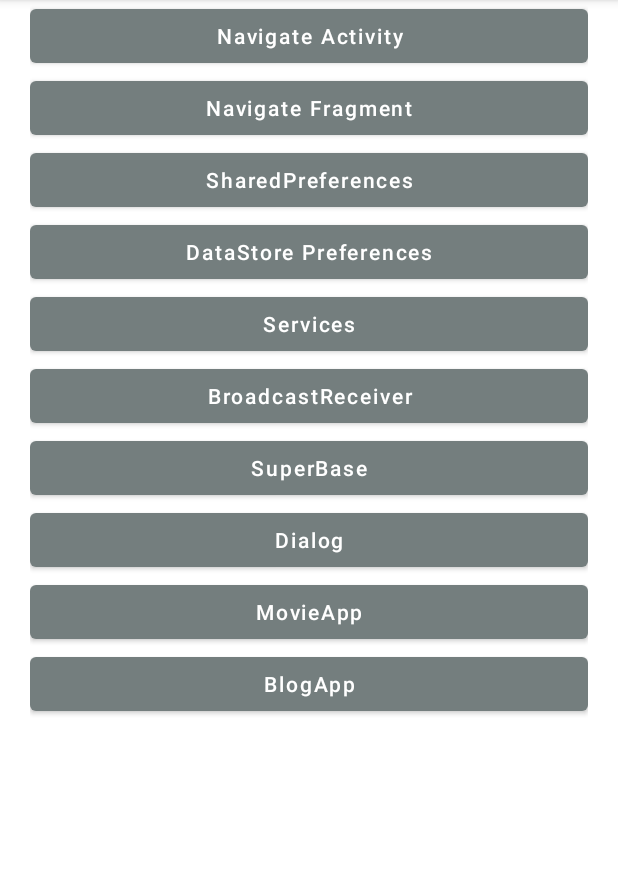
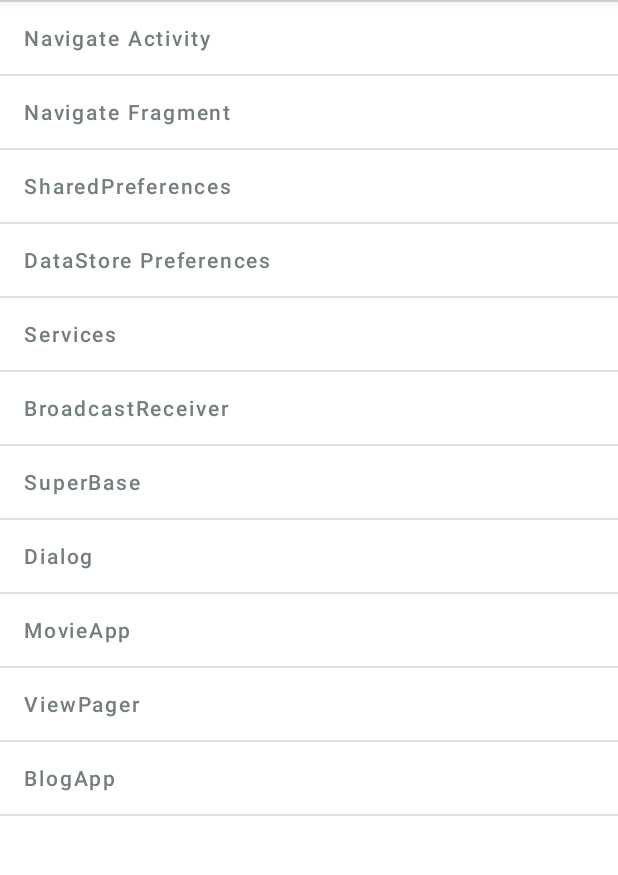
Before and after one commit to estevg/android-practices, an Android app: the screen it shows after launch (MainActivity), on a phone screen of 412 x 824 dp, the part 84-959 px from its top. Run offline under Robolectric (Android 15) with nearby library versions, the phone set to English and light mode, and no system bars.

Commit message:
Add Viewpager2

```diff
--- a/app/build.gradle
+++ b/app/build.gradle
@@ -37,6 +37,8 @@ android {
 }
 
 dependencies {
+    implementation 'com.google.android.material:material:1.8.0'
+
     implementation "org.jetbrains.kotlinx:kotlinx-serialization-json:1.4.1"
     implementation 'org.jetbrains.kotlinx:kotlinx-coroutines-android:1.6.4'
 
--- a/app/src/main/java/com/example/estudioandroid/MainActivity.kt
+++ b/app/src/main/java/com/example/estudioandroid/MainActivity.kt
@@ -11,6 +11,7 @@ import com.example.estudioandroid.databinding.ActivityMainBinding
 import com.example.estudioandroid.navigateActivity.MainNavigate
 import com.example.estudioandroid.services.ServiceActivity
 import com.example.estudioandroid.superbase.MainActivitySuperBase
+import com.example.estudioandroid.viewPager2.ViewPagerActivity
 
 class MainActivity : AppCompatActivity() {
 
@@ -28,8 +29,10 @@ class MainActivity : AppCompatActivity() {
         val btnBroadcastReceiver = binding.btnBroadCastReceiver
         val btnSuperBase = binding.btnSuperBase
         val btnDialog = binding.btnDialog
+        val viewPager = binding.ViewPager
 
 
+        viewPager.setOnClickListener { navigateViewPager() }
         btnSuperBase.setOnClickListener { navigateSuperBase() }
         btnDialog.setOnClickListener { navigateDialog() }
         btnBroadcastReceiver.setOnClickListener { navigateBroadCast() }
@@ -38,6 +41,10 @@ class MainActivity : AppCompatActivity() {
         btnNavigateActivity.setOnClickListener { navigateActivity() }
         btnSharedPreferences.setOnClickListener { navigateSharedPreferences() }
 
+    }
+
+    private fun navigateViewPager() {
+        startActivity(Intent(this, ViewPagerActivity::class.java))
     }
 
     private fun navigateDialog() {
--- a/app/src/main/res/layout/activity_main.xml
+++ b/app/src/main/res/layout/activity_main.xml
@@ -2,82 +2,160 @@
 <LinearLayout xmlns:android="http://schemas.android.com/apk/res/android"
     xmlns:app="http://schemas.android.com/apk/res-auto"
     xmlns:tools="http://schemas.android.com/tools"
+    android:layout_width="match_parent"
+    android:layout_height="match_parent"
     android:orientation="vertical"
-    android:layout_width="match_parent"
-    android:paddingHorizontal="20dp"
-    android:layout_marginHorizontal="20dp"
-    android:layout_height="match_parent"
     tools:context=".MainActivity">
+
+
+
+
+    <com.google.android.material.divider.MaterialDivider
+        android:layout_width="wrap_content"
+        android:layout_height="wrap_content" />
 
     <Button
         android:id="@+id/NavigateActivity"
-        android:textColorHint="@color/white"
+        android:layout_width="match_parent"
+        android:layout_height="wrap_content"
+        android:background="@color/transparent"
         android:hint="@string/navigate_activity"
-        android:layout_width="match_parent"
+        android:textAlignment="textStart"
+        android:textColorHint="@color/purple_500" />
+
+    <com.google.android.material.divider.MaterialDivider
+        android:layout_width="wrap_content"
         android:layout_height="wrap_content" />
 
     <Button
         android:id="@+id/Fragment"
-        android:textColorHint="@color/white"
+        android:layout_width="match_parent"
+        android:layout_height="wrap_content"
+        android:background="@color/transparent"
         android:hint="@string/navigate_fragment"
-        android:layout_width="match_parent"
+        android:textAlignment="textStart"
+        android:textColorHint="@color/purple_500"/>
+
+    <com.google.android.material.divider.MaterialDivider
+        android:layout_width="wrap_content"
         android:layout_height="wrap_content" />
 
     <Button
         android:id="@+id/sharedPreferences"
-        android:textColorHint="@color/white"
+        android:layout_width="match_parent"
+        android:layout_height="wrap_content"
         android:hint="@string/sharedpreferences"
-        android:layout_width="match_parent"
+        android:background="@color/transparent"
+        android:textAlignment="textStart"
+        android:textColorHint="@color/purple_500" />
+
+    <com.google.android.material.divider.MaterialDivider
+        android:layout_width="wrap_content"
         android:layout_height="wrap_content" />
 
     <Button
         android:id="@+id/dataStoreView"
-        android:textColorHint="@color/white"
+        android:layout_width="match_parent"
+        android:layout_height="wrap_content"
         android:hint="@string/datastore_preferences_alternative_to_shareredpreferences"
-        android:layout_width="match_parent"
+        android:background="@color/transparent"
+        android:textAlignment="textStart"
+        android:textColorHint="@color/purple_500" />
+
+    <com.google.android.material.divider.MaterialDivider
+        android:layout_width="wrap_content"
         android:layout_height="wrap_content" />
-
 
     <Button
         android:id="@+id/btnService"
-        android:textColorHint="@color/white"
+        android:layout_width="match_parent"
+        android:layout_height="wrap_content"
         android:hint="Services"
-        android:layout_width="match_parent"
+        android:background="@color/transparent"
+        android:textAlignment="textStart"
+        android:textColorHint="@color/purple_500" />
+
+    <com.google.android.material.divider.MaterialDivider
+        android:layout_width="wrap_content"
         android:layout_height="wrap_content" />
 
     <Button
         android:id="@+id/btnBroadCastReceiver"
-        android:textColorHint="@color/white"
+        android:layout_width="match_parent"
+        android:layout_height="wrap_content"
         android:hint="BroadcastReceiver"
-        android:layout_width="match_parent"
+        android:background="@color/transparent"
+        android:textAlignment="textStart"
+        android:textColorHint="@color/purple_500" />
+
+    <com.google.android.material.divider.MaterialDivider
+        android:layout_width="wrap_content"
         android:layout_height="wrap_content" />
 
     <Button
         android:id="@+id/btnSuperBase"
-        android:textColorHint="@color/white"
+        android:layout_width="match_parent"
+        android:layout_height="wrap_content"
         android:hint="SuperBase"
-        android:layout_width="match_parent"
+        android:background="@color/transparent"
+        android:textAlignment="textStart"
+        android:textColorHint="@color/purple_500" />
+
+
+    <com.google.android.material.divider.MaterialDivider
+        android:layout_width="wrap_content"
         android:layout_height="wrap_content" />
 
     <Button
         android:id="@+id/btnDialog"
-        android:textColorHint="@color/white"
+        android:layout_width="match_parent"
+        android:layout_height="wrap_content"
         android:hint="Dialog"
-        android:layout_width="match_parent"
+        android:background="@color/transparent"
+        android:textAlignment="textStart"
+        android:textColorHint="@color/purple_500" />
+
+    <com.google.android.material.divider.MaterialDivider
+        android:layout_width="wrap_content"
         android:layout_height="wrap_content" />
 
     <Button
         android:id="@+id/MovieApp"
-        android:textColorHint="@color/white"
+        android:layout_width="match_parent"
+        android:layout_height="wrap_content"
         android:hint="MovieApp"
+        android:background="@color/transparent"
+        android:textAlignment="textStart"
+        android:textColorHint="@color/purple_500"/>
+
+    <com.google.android.material.divider.MaterialDivider
+        android:layout_width="wrap_content"
+        android:layout_height="wrap_content" />
+
+    <Button
+        android:id="@+id/ViewPager"
         android:layout_width="match_parent"
+        android:layout_height="wrap_content"
+        android:hint="ViewPager"
+        android:background="@color/transparent"
+        android:textAlignment="textStart"
+        android:textColorHint="@color/purple_500" />
+
+    <com.google.android.material.divider.MaterialDivider
+        android:layout_width="wrap_content"
         android:layout_height="wrap_content" />
 
     <Button
         android:id="@+id/BlogApp"
-        android:textColorHint="@color/white"
+        android:layout_width="match_parent"
+        android:layout_height="wrap_content"
         android:hint="BlogApp"
-        android:layout_width="match_parent"
+        android:background="@color/transparent"
+        android:textAlignment="textStart"
+        android:textColorHint="@color/purple_500" />
+
+    <com.google.android.material.divider.MaterialDivider
+        android:layout_width="wrap_content"
         android:layout_height="wrap_content" />
 
 
--- a/app/src/main/res/values/colors.xml
+++ b/app/src/main/res/values/colors.xml
@@ -6,5 +6,12 @@
     <color name="teal_200">#FF03DAC5</color>
     <color name="teal_700">#3F7C85</color>
     <color name="black">#FF000000</color>
-    <color name="white">#FFFFFFFF</color>
+    <color name="white">#FFFFFF</color>
+    <color name="transparent">#00FFFFFF</color>
+
+
+    <color name="red400">#EF5350</color>
+    <color name="teala200">#64FFDA</color>
+    <color name="yellowa200">#26EF03</color>
+    <color name="deeporangea400">#3700FF</color>
 </resources>
--- a/app/src/main/res/values/themes.xml
+++ b/app/src/main/res/values/themes.xml
@@ -13,4 +13,16 @@
         <item name="android:statusBarColor">#0E1213</item>
         <!-- Customize your theme here. -->
     </style>
+
+    <style name="Theme.EstudioAndroid.ViewPager" parent="Theme.MaterialComponents.DayNight.NoActionBar">
+        <item name="colorPrimary">@color/purple_500</item>
+        <item name="colorPrimaryVariant">@color/purple_700</item>
+        <item name="colorOnPrimary">@color/white</item>
+        <!-- Secondary brand color. -->
+        <item name="colorSecondary">@color/teal_200</item>
+        <item name="colorSecondaryVariant">@color/teal_700</item>
+        <item name="colorOnSecondary">@color/black</item>
+        <!-- Status bar color. -->
+        <item name="android:statusBarColor">#0E1213</item>
+    </style>
 </resources>
```
Also changed, not shown: app/src/main/AndroidManifest.xml (+8 -0 lines), app/src/main/java/com/example/estudioandroid/core/BaseViewHolder.kt (added, +8 -0 lines), app/src/main/java/com/example/estudioandroid/viewPager2/Board.kt (added, +8 -0 lines), app/src/main/java/com/example/estudioandroid/viewPager2/ViewPagerActivity.kt (added, +81 -0 lines), app/src/main/java/com/example/estudioandroid/viewPager2/ViewPagerAdapter.kt (added, +63 -0 lines), app/src/main/res/layout/activity_view_pager.xml (added, +21 -0 lines), app/src/main/res/layout/board_item.xml (added, +63 -0 lines).
